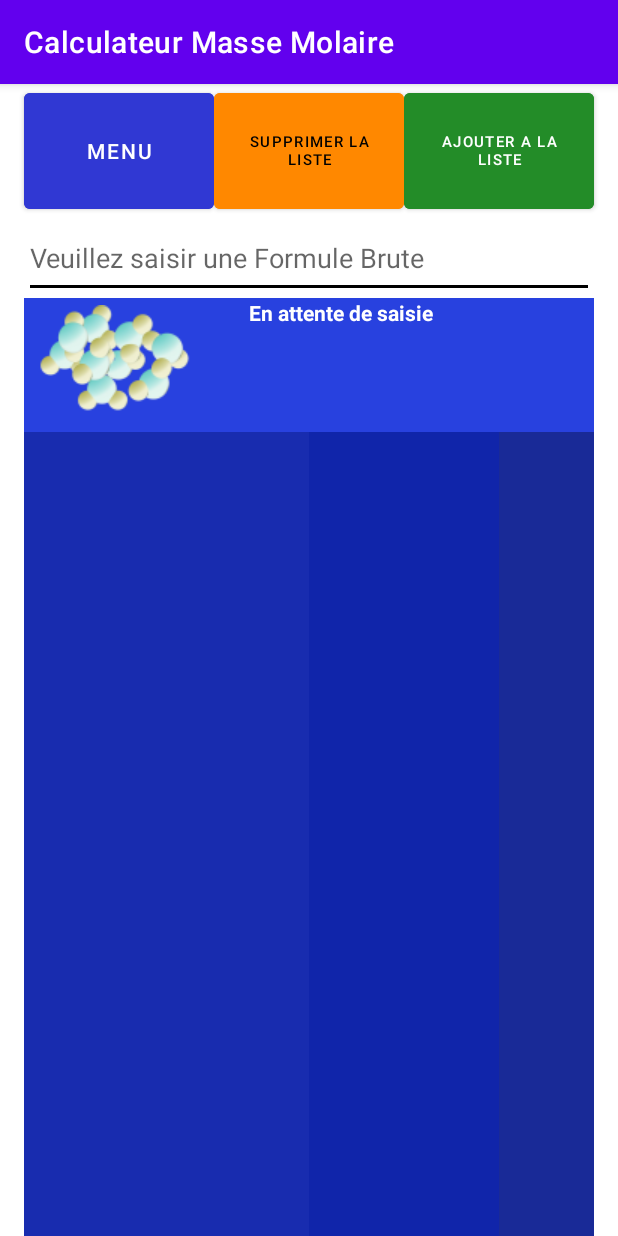
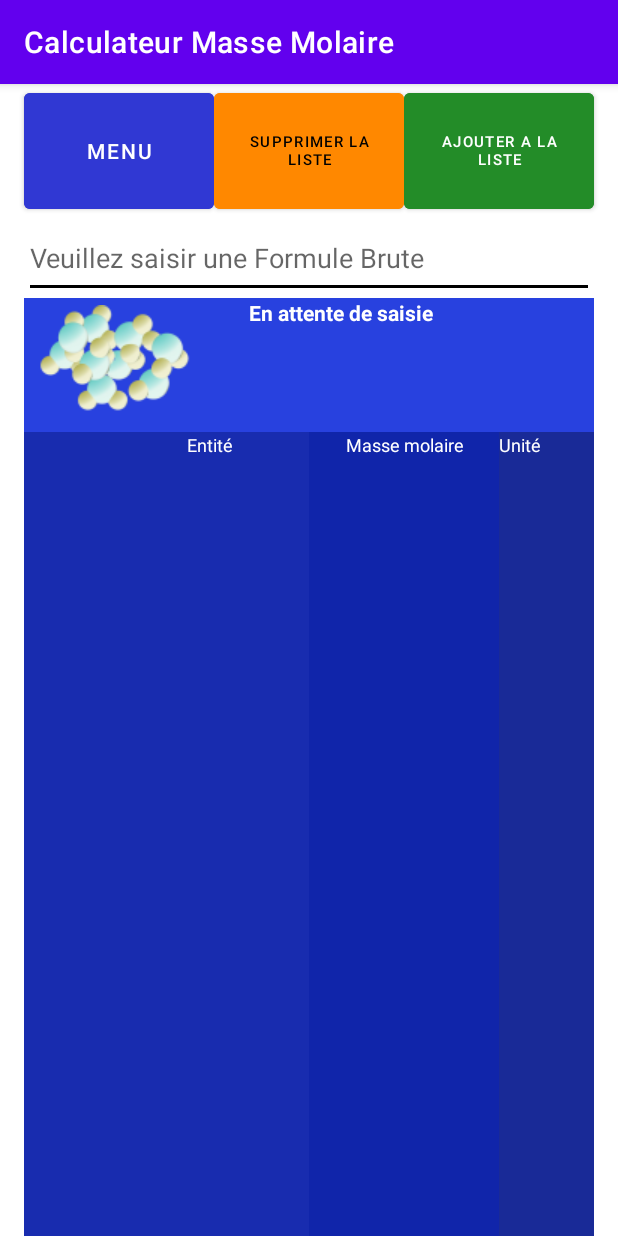
Before and after one commit to MathieuPaillard/Calcul-Masse-Molaire, an Android app: the CalculMasseMolaireActivity screen opened directly, with no data from a screen before it, after a tap on "AJOUTER A LA LISTE", on a phone screen of 412 x 824 dp. Run offline under Robolectric (Android 15) with nearby library versions, the phone set to English and light mode, and no system bars; our stand-ins replace AdMob.

Commit message:
Version 1.0.9 : Ajout d'un Toast et ajout condition si M = 0 alors on ajoute pas à la liste.

```diff
--- a/app/build.gradle
+++ b/app/build.gradle
@@ -28,7 +28,6 @@ android {
 }
 
 dependencies {
-
     implementation 'com.google.android.gms:play-services-ads:21.4.0'
     implementation 'androidx.appcompat:appcompat:1.5.1'
     implementation 'com.google.android.material:material:1.7.0'
--- a/app/src/main/java/com/helloweed/calculateurmassemolaire/CalculMasseMolaireActivity.java
+++ b/app/src/main/java/com/helloweed/calculateurmassemolaire/CalculMasseMolaireActivity.java
@@ -3,10 +3,12 @@ package com.helloweed.calculateurmassemolaire;
 import android.os.Bundle;
 import android.text.Editable;
 import android.text.TextWatcher;
+import android.view.Gravity;
 import android.view.View;
 import android.widget.Button;
 import android.widget.EditText;
 import android.widget.TextView;
+import android.widget.Toast;
 
 import androidx.appcompat.app.AppCompatActivity;
 
@@ -83,9 +85,9 @@ public class CalculMasseMolaireActivity extends AppCompatActivity {
         liste_des_molécules = getSharedPreferences(SHARED_INFO_MOLAIRE, MODE_PRIVATE).getString(SHARED_INFO_MOLAIRE_LISTE_ENTITES, "");
         liste_des_masses = getSharedPreferences(SHARED_INFO_MOLAIRE, MODE_PRIVATE).getString(SHARED_INFO_MOLAIRE_LISTE_MASSES, "");
         liste_des_unités = getSharedPreferences(SHARED_INFO_MOLAIRE, MODE_PRIVATE).getString(SHARED_INFO_MOLAIRE_LISTE_UNITES, "");
-        mResultMasseMolaireGauche.setText(liste_des_molécules);
-        mResultMasseMolaireMileu.setText(liste_des_masses);
-        mResultMasseMolaireDroite.setText(liste_des_unités);
+        mResultMasseMolaireGauche.setText("Entité                   \n" + liste_des_molécules);
+        mResultMasseMolaireMileu.setText("Masse molaire\n" + liste_des_masses);
+        mResultMasseMolaireDroite.setText("Unité\n" + liste_des_unités);
 
         mEditText_FORMULE_BRUTE.addTextChangedListener(new TextWatcher() {
             @Override
@@ -101,14 +103,14 @@ public class CalculMasseMolaireActivity extends AppCompatActivity {
                 mMasseMolaire.setReinitialisation();
                 mTitleMasse.setText("La masse molaire de " + mEditText_FORMULE_BRUTE.getText().toString() + " est de " + mMasseMolaire.calculMasseMolaire(mEditText_FORMULE_BRUTE.getText().toString(), "") + " g/mol");
                 mResultMasseMolaireGauche.setText("Entité                   " + mMasseMolaire.quelsAtomes(mEditText_FORMULE_BRUTE.getText().toString() + "\n" + liste_des_molécules));
-                mResultMasseMolaireMileu.setText("Masse molaire " + mMasseMolaire.quelsMasses(mEditText_FORMULE_BRUTE.getText().toString() + "\n" + liste_des_masses));
-                mResultMasseMolaireDroite.setText("Unité " + mMasseMolaire.quellesUnites(mEditText_FORMULE_BRUTE.getText().toString() + "\n" + liste_des_unités));
+                mResultMasseMolaireMileu.setText("Masse molaire" + mMasseMolaire.quelsMasses(mEditText_FORMULE_BRUTE.getText().toString() + "\n" + liste_des_masses));
+                mResultMasseMolaireDroite.setText("Unité" + mMasseMolaire.quellesUnites(mEditText_FORMULE_BRUTE.getText().toString() + "\n" + liste_des_unités));
                 if (mEditText_FORMULE_BRUTE.getText().toString().equals("")) {
                     mTitleMasse.setBackgroundColor(0xFF1530DA);
                     mTitleMasse.setText("En attente de saisie");
                     mResultMasseMolaireGauche.setText("Entité                   \n" + liste_des_molécules);
-                    mResultMasseMolaireMileu.setText("Masse molaire \n" + liste_des_masses);
-                    mResultMasseMolaireDroite.setText("Unité \n" + liste_des_unités);
+                    mResultMasseMolaireMileu.setText("Masse molaire\n" + liste_des_masses);
+                    mResultMasseMolaireDroite.setText("Unité\n" + liste_des_unités);
                     mEditText_FORMULE_BRUTE.setHint("Veuillez saisir une formule brute");
                 } else {
                     mTitleMasse.setBackgroundColor(0xFF4C9E05);
@@ -136,7 +138,10 @@ public class CalculMasseMolaireActivity extends AppCompatActivity {
             @Override
             public void onClick(View view) {
                 mTitleMasse.setHeight(0);
-                if (mEditText_FORMULE_BRUTE.getText().toString().equals("")) {
+                if (mEditText_FORMULE_BRUTE.getText().toString().equals("") || mMasseMolaire.calculMasseMolaire(mEditText_FORMULE_BRUTE.getText().toString(),"")==0 ){
+                   Toast toast = Toast.makeText(CalculMasseMolaireActivity.this, "Erreur de saisie." , Toast.LENGTH_SHORT);
+
+                   toast.show();
                 } else {
 
                     liste_des_molécules_avec_leurs_masses = liste_des_molécules_avec_leurs_masses + mEditText_FORMULE_BRUTE.getText().toString() + " " + mMasseMolaire.calculMasseMolaire(mEditText_FORMULE_BRUTE.getText().toString(), "") + " g/mol" + "\n";
@@ -160,8 +165,8 @@ public class CalculMasseMolaireActivity extends AppCompatActivity {
                 liste_des_unités = "";
                 liste_des_masses = "";
                 mResultMasseMolaireGauche.setText("Entité                   " + mMasseMolaire.quelsAtomes(mEditText_FORMULE_BRUTE.getText().toString()));
-                mResultMasseMolaireMileu.setText("Masse molaire " + mMasseMolaire.quelsMasses(mEditText_FORMULE_BRUTE.getText().toString()));
-                mResultMasseMolaireDroite.setText("Unité " + mMasseMolaire.quellesUnites(mEditText_FORMULE_BRUTE.getText().toString()));
+                mResultMasseMolaireMileu.setText("Masse molaire" + mMasseMolaire.quelsMasses(mEditText_FORMULE_BRUTE.getText().toString()));
+                mResultMasseMolaireDroite.setText("Unité" + mMasseMolaire.quellesUnites(mEditText_FORMULE_BRUTE.getText().toString()));
                 mTitleMasse.setText("La masse molaire de " + mEditText_FORMULE_BRUTE.getText().toString() + " est de " + mMasseMolaire.calculMasseMolaire(mEditText_FORMULE_BRUTE.getText().toString(), "") + " g/mol");
                 if (mEditText_FORMULE_BRUTE.getText().toString().equals("")) {
                     mTitleMasse.setBackgroundColor(0xFF2841DF);
```
Also changed, not shown: app/src/main/AndroidManifest.xml (+6 -1 lines), app/src/main/java/com/helloweed/calculateurmassemolaire/MainActivity.java (+19 -0 lines), app/src/main/res/layout/activity_main.xml (+10 -0 lines).
